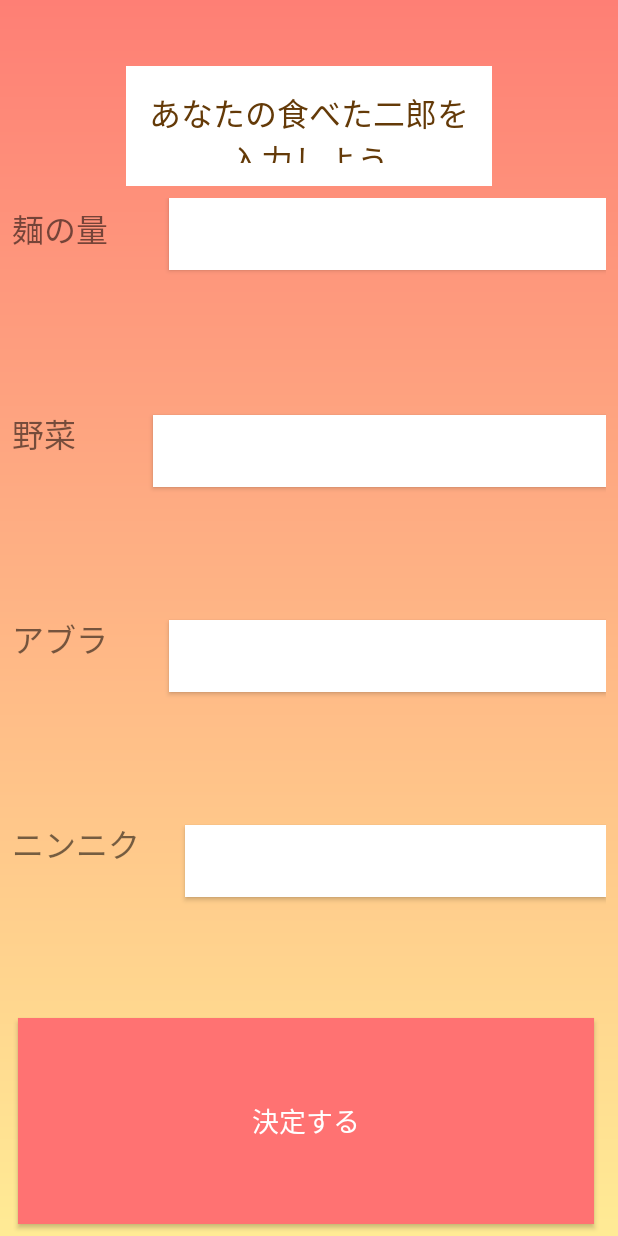
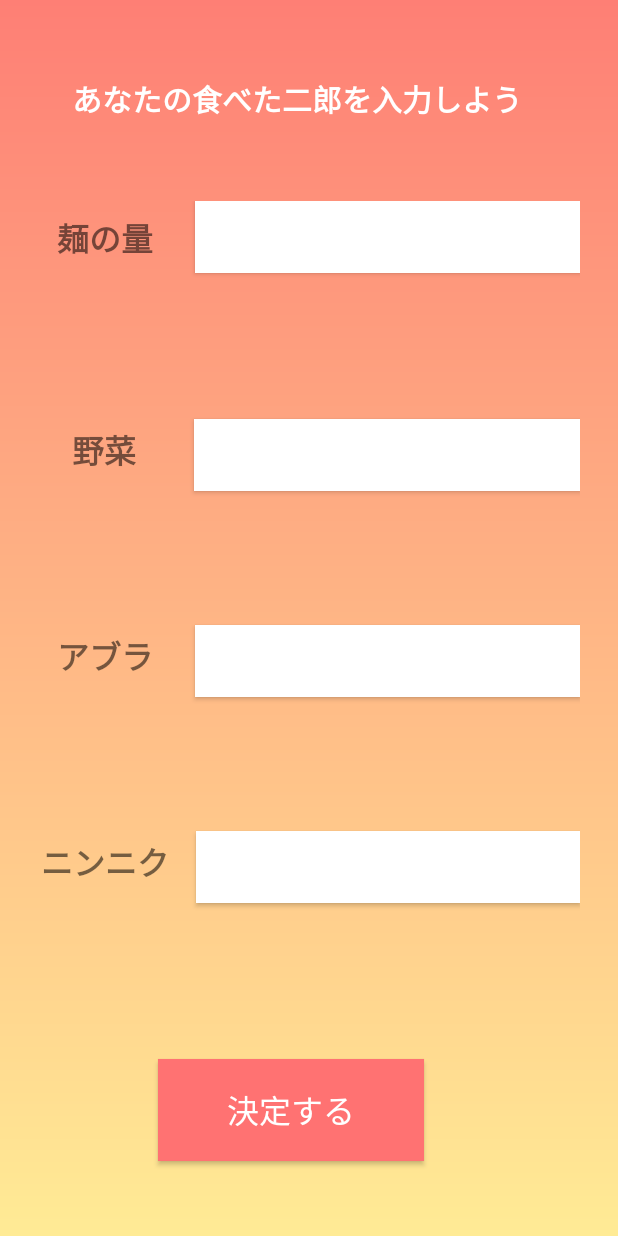
Before and after one commit to mii-chang/JiroTra, an Android app: the InputActivity screen opened directly, with no data from a screen before it, on a phone screen of 412 x 824 dp. Run offline under Robolectric (Android 15) with nearby library versions, the phone set to English and light mode, and no system bars.

Commit message:
インプット画面と全体的にいろいろデザイン調整

```diff
--- a/app/src/main/res/layout/activity_input.xml
+++ b/app/src/main/res/layout/activity_input.xml
@@ -1,41 +1,43 @@
 <?xml version="1.0" encoding="utf-8"?>
-<LinearLayout
-    xmlns:android="http://schemas.android.com/apk/res/android"
+<LinearLayout xmlns:android="http://schemas.android.com/apk/res/android"
     xmlns:app="http://schemas.android.com/apk/res-auto"
     xmlns:tools="http://schemas.android.com/tools"
     android:layout_width="match_parent"
     android:layout_height="match_parent"
     android:background="@drawable/background"
+    android:gravity="center_horizontal"
     android:orientation="vertical"
-    android:paddingLeft="8dp"
-    android:paddingRight="8dp"
+    android:paddingBottom="20dp"
+    android:paddingLeft="10dp"
+    android:paddingRight="25dp"
     tools:context=".InputActivity">
 
     <TextView
         android:id="@+id/textView"
         android:layout_width="wrap_content"
-        android:layout_height="80dp"
+        android:layout_height="wrap_content"
         android:layout_gravity="center"
         android:layout_marginBottom="8dp"
         android:layout_marginEnd="8dp"
         android:layout_marginStart="8dp"
-        android:layout_marginTop="44dp"
-        android:background="#FFFFFF"
+        android:layout_marginTop="35dp"
         android:padding="15dp"
-        android:text="あなたの食べた二郎を\n入力しよう"
+        android:text="あなたの食べた二郎を入力しよう"
         android:textAlignment="center"
-        android:textColor="#643A08"
-        android:textSize="21sp"
+        android:textColor="#FFF"
+        android:textSize="20sp"
+        android:textStyle="bold"
         app:layout_constraintEnd_toEndOf="parent"
         app:layout_constraintHorizontal_bias="0.538"
         app:layout_constraintStart_toStartOf="parent"
-        app:layout_constraintTop_toTopOf="parent"/>
+        app:layout_constraintTop_toTopOf="parent" />
 
 
     <LinearLayout
         android:layout_width="match_parent"
         android:layout_height="0dp"
-        android:layout_weight="1"
+        android:layout_marginTop="30dp"
+        android:layout_weight="0.6"
         android:gravity="center_horizontal"
         android:orientation="horizontal">
 
@@ -43,19 +45,22 @@
             android:id="@+id/textView3"
             android:layout_width="wrap_content"
             android:layout_height="wrap_content"
+            android:layout_marginTop="4dp"
             android:layout_weight="1"
             android:fontFamily="sans-serif-smallcaps"
             android:text="麺の量"
+            android:textAlignment="center"
             android:textSize="21sp"
+            android:textStyle="bold"
             app:layout_constraintEnd_toStartOf="@+id/menButton"
             app:layout_constraintHorizontal_bias="0.5"
             app:layout_constraintHorizontal_chainStyle="spread"
             app:layout_constraintStart_toStartOf="parent"
-            tools:layout_editor_absoluteY="180dp"/>
+            tools:layout_editor_absoluteY="180dp" />
 
         <Button
             android:id="@+id/menButton"
-            android:layout_width="250dp"
+            android:layout_width="200dp"
             android:layout_height="wrap_content"
             android:layout_weight="1"
             android:background="#FFFFFF"
@@ -63,13 +68,13 @@
             app:layout_constraintEnd_toEndOf="parent"
             app:layout_constraintHorizontal_bias="0.5"
             app:layout_constraintStart_toEndOf="@+id/textView3"
-            app:layout_constraintTop_toBottomOf="@+id/textView"/>
+            app:layout_constraintTop_toBottomOf="@+id/textView" />
     </LinearLayout>
 
     <LinearLayout
         android:layout_width="match_parent"
         android:layout_height="0dp"
-        android:layout_weight="1"
+        android:layout_weight="0.6"
         android:gravity="center_horizontal"
         android:orientation="horizontal">
 
@@ -77,17 +82,20 @@
             android:id="@+id/textView4"
             android:layout_width="wrap_content"
             android:layout_height="wrap_content"
+            android:layout_marginTop="8dp"
             android:layout_weight="1"
             android:text="野菜"
+            android:textAlignment="center"
             android:textSize="21sp"
+            android:textStyle="bold"
             app:layout_constraintEnd_toStartOf="@+id/yasaiButton"
             app:layout_constraintHorizontal_bias="0.5"
             app:layout_constraintStart_toStartOf="parent"
-            app:layout_constraintTop_toBottomOf="@+id/textView3"/>
+            app:layout_constraintTop_toBottomOf="@+id/textView3" />
 
         <Button
             android:id="@+id/yasaiButton"
-            android:layout_width="250dp"
+            android:layout_width="180dp"
             android:layout_height="wrap_content"
             android:layout_marginTop="8dp"
             android:layout_weight="1"
@@ -96,30 +104,33 @@
             app:layout_constraintEnd_toEndOf="parent"
             app:layout_constraintHorizontal_bias="0.5"
             app:layout_constraintStart_toEndOf="@+id/textView4"
-            app:layout_constraintTop_toBottomOf="@+id/menButton"/>
+            app:layout_constraintTop_toBottomOf="@+id/menButton" />
     </LinearLayout>
 
     <LinearLayout
         android:layout_width="match_parent"
         android:layout_height="0dp"
-        android:layout_weight="1"
+        android:layout_weight="0.6"
         android:orientation="horizontal">
 
         <TextView
             android:id="@+id/textView5"
             android:layout_width="wrap_content"
             android:layout_height="wrap_content"
+            android:layout_marginTop="8dp"
             android:layout_weight="1"
             android:text="アブラ"
+            android:textAlignment="center"
             android:textSize="21sp"
+            android:textStyle="bold"
             app:layout_constraintEnd_toStartOf="@+id/aburaButton"
             app:layout_constraintHorizontal_bias="0.5"
             app:layout_constraintStart_toStartOf="parent"
-            app:layout_constraintTop_toBottomOf="@+id/textView4"/>
+            app:layout_constraintTop_toBottomOf="@+id/textView4" />
 
         <Button
             android:id="@+id/aburaButton"
-            android:layout_width="250dp"
+            android:layout_width="200dp"
             android:layout_height="wrap_content"
             android:layout_marginTop="8dp"
             android:layout_weight="1"
@@ -128,32 +139,35 @@
             app:layout_constraintEnd_toEndOf="parent"
             app:layout_constraintHorizontal_bias="0.5"
             app:layout_constraintStart_toEndOf="@+id/textView5"
-            app:layout_constraintTop_toBottomOf="@+id/yasaiButton"/>
+            app:layout_constraintTop_toBottomOf="@+id/yasaiButton" />
     </LinearLayout>
 
 
     <LinearLayout
         android:layout_width="match_parent"
         android:layout_height="0dp"
-        android:layout_weight="1"
+        android:layout_weight="0.7"
         android:orientation="horizontal">
 
         <TextView
             android:id="@+id/textView2"
             android:layout_width="wrap_content"
             android:layout_height="wrap_content"
+            android:layout_marginTop="8dp"
             android:layout_weight="1"
             android:text="ニンニク"
+            android:textAlignment="center"
             android:textSize="21sp"
+            android:textStyle="bold"
             app:layout_constraintEnd_toStartOf="@+id/garlicButton"
             app:layout_constraintHorizontal_bias="0.5"
             app:layout_constraintHorizontal_chainStyle="packed"
             app:layout_constraintStart_toStartOf="parent"
-            app:layout_constraintTop_toBottomOf="@+id/textView5"/>
+            app:layout_constraintTop_toBottomOf="@+id/textView5" />
 
         <Button
             android:id="@+id/garlicButton"
-            android:layout_width="250dp"
+            android:layout_width="220dp"
             android:layout_height="wrap_content"
             android:layout_marginTop="8dp"
             android:layout_weight="1"
@@ -162,26 +176,27 @@
             app:layout_constraintEnd_toEndOf="parent"
             app:layout_constraintHorizontal_bias="0.5"
             app:layout_constraintStart_toEndOf="@+id/textView2"
-            app:layout_constraintTop_toBottomOf="@+id/aburaButton"/>
+            app:layout_constraintTop_toBottomOf="@+id/aburaButton" />
 
     </LinearLayout>
 
     <Button
         android:id="@+id/button2"
-        android:layout_width="match_parent"
-        android:layout_height="0dp"
-        android:layout_marginBottom="8dp"
+        android:layout_width="177dp"
+        android:layout_height="22dp"
+        android:layout_marginBottom="30dp"
         android:layout_marginEnd="8dp"
         android:layout_marginStart="4dp"
-        android:layout_weight="1"
+        android:layout_weight="0.2"
         android:background="#FF7272"
+        android:padding="0dp"
         android:text="決定する"
+        android:textAlignment="center"
         android:textColor="#FFFFFF"
-        android:textSize="18sp"
+        android:textSize="21sp"
         app:layout_constraintBottom_toBottomOf="parent"
         app:layout_constraintEnd_toEndOf="parent"
         app:layout_constraintHorizontal_bias="0.498"
-        app:layout_constraintStart_toStartOf="parent"
-        />
+        app:layout_constraintStart_toStartOf="parent" />
 
 </LinearLayout>
--- a/app/src/main/res/layout/activity_training.xml
+++ b/app/src/main/res/layout/activity_training.xml
@@ -19,7 +19,7 @@
         android:background="#FF7272"
         android:text="記録する"
         android:textColor="#FFFFFF"
-        android:textSize="18sp"
+        android:textSize="21sp"
         app:layout_constraintBottom_toBottomOf="parent"
         app:layout_constraintEnd_toEndOf="parent"
         app:layout_constraintHorizontal_bias="0.498"
```
Also changed, not shown: app/src/main/res/layout/activity_main.xml (+24 -4 lines).
